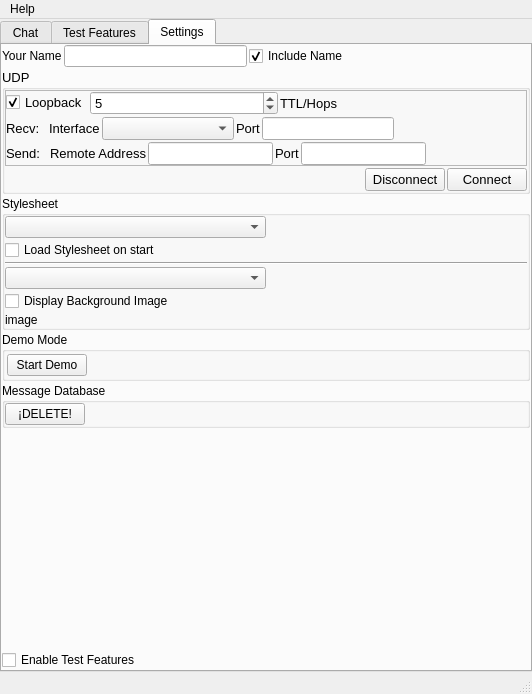
Above: src/MainWindow/mainwindow.ui from cyberlord8/ChesterTheChat before the change. Below: the same form after it.
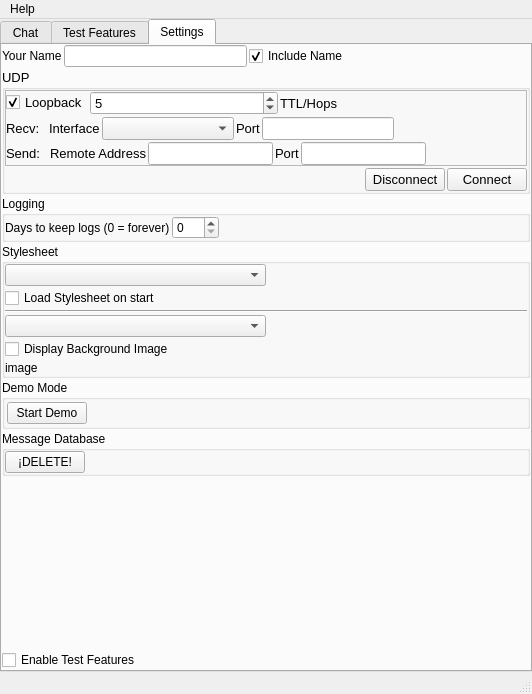
That is the form after the change.

What changed in the file:
```diff
--- a/src/MainWindow/mainwindow.ui
+++ b/src/MainWindow/mainwindow.ui
@@ -792,6 +792,57 @@
           </layout>
          </widget>
         </item>
+        <item>
+         <widget class="QGroupBox" name="groupBox_4">
+          <property name="title">
+           <string>Logging</string>
+          </property>
+          <layout class="QHBoxLayout" name="horizontalLayout_14">
+           <property name="spacing">
+            <number>2</number>
+           </property>
+           <property name="leftMargin">
+            <number>0</number>
+           </property>
+           <property name="topMargin">
+            <number>0</number>
+           </property>
+           <property name="rightMargin">
+            <number>0</number>
+           </property>
+           <property name="bottomMargin">
+            <number>0</number>
+           </property>
+           <item>
+            <widget class="QLabel" name="label_9">
+             <property name="text">
+              <string>Days to keep logs (0 = forever)</string>
+             </property>
+            </widget>
+           </item>
+           <item>
+            <widget class="QSpinBox" name="spinBoxDaysToKeepLogs">
+             <property name="maximum">
+              <number>365</number>
+             </property>
+            </widget>
+           </item>
+           <item>
+            <spacer name="horizontalSpacer_10">
+             <property name="orientation">
+              <enum>Qt::Orientation::Horizontal</enum>
+             </property>
+             <property name="sizeHint" stdset="0">
+              <size>
+               <width>40</width>
+               <height>20</height>
+              </size>
+             </property>
+            </spacer>
+           </item>
+          </layout>
+         </widget>
+        </item>
         <item>
          <widget class="QGroupBox" name="groupBoxStyleSheet">
           <property name="title">
```
